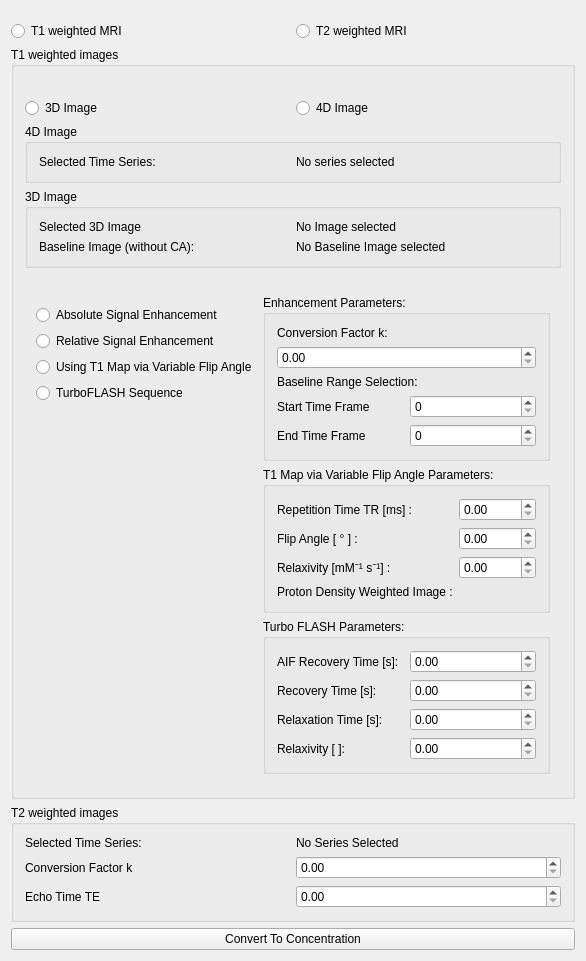
MITK/MITK, file Plugins/org.mitk.gui.qt.pharmacokinetics.concentration.mri/src/internal/ConcentrationCurveConverterViewControls.ui: the form before one commit.
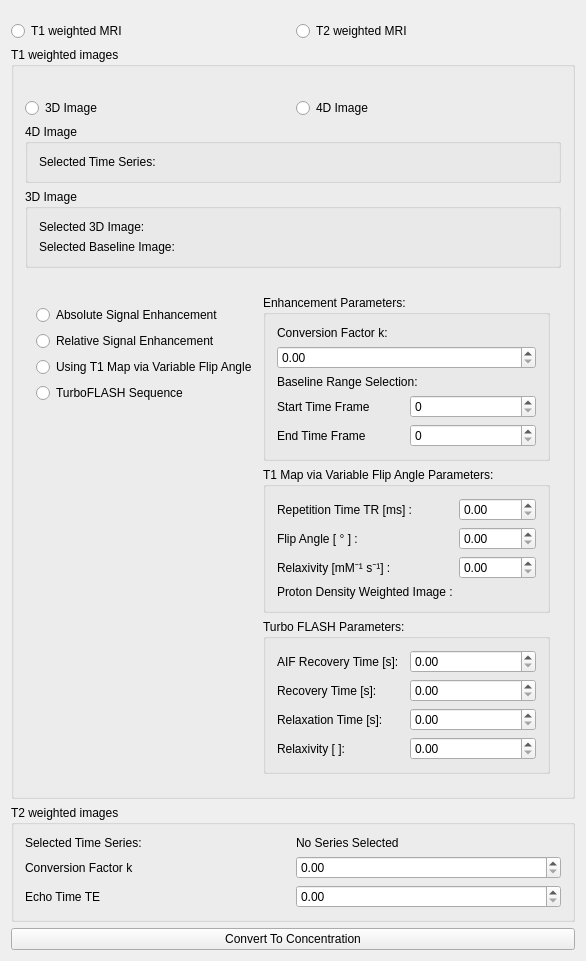
The form after the commit. Custom widgets are drawn as their Qt base class.

Commit message: New selection widget for time series, 3D image and baseline image selection.

The edit to the form file:
```diff
--- a/Plugins/org.mitk.gui.qt.pharmacokinetics.concentration.mri/src/internal/ConcentrationCurveConverterViewControls.ui
+++ b/Plugins/org.mitk.gui.qt.pharmacokinetics.concentration.mri/src/internal/ConcentrationCurveConverterViewControls.ui
@@ -83,18 +83,14 @@
           </property>
           <layout class="QHBoxLayout" name="horizontalLayout">
            <item>
-            <widget class="QLabel" name="label_6">
+            <widget class="QLabel" name="timeSeriesLabel">
              <property name="text">
               <string>Selected Time Series:</string>
              </property>
             </widget>
            </item>
            <item>
-            <widget class="QLabel" name="timeserieslabel">
-             <property name="text">
-              <string>No series selected</string>
-             </property>
-            </widget>
+            <widget class="QmitkSingleNodeSelectionWidget" name="timeSeriesNodeSelector" native="true"/>
            </item>
           </layout>
          </widget>
@@ -105,28 +101,20 @@
            <string>3D Image</string>
           </property>
           <layout class="QGridLayout" name="gridLayout">
-           <item row="0" column="0">
-            <widget class="QLabel" name="label_9">
-             <property name="text">
-              <string>Selected 3D Image</string>
-             </property>
-            </widget>
-           </item>
-           <item row="0" column="1">
-            <widget class="QLabel" name="ImageLabel">
-             <property name="text">
-              <string>No Image selected</string>
-             </property>
-            </widget>
-           </item>
-           <item row="1" column="0">
-            <widget class="QLabel" name="label_11">
-             <property name="text">
-              <string>Baseline Image (without CA):</string>
-             </property>
-            </widget>
+           <item row="2" column="1">
+            <widget class="QmitkSingleNodeSelectionWidget" name="baselineImageNodeSelector" native="true"/>
            </item>
            <item row="1" column="1">
+            <widget class="QmitkSingleNodeSelectionWidget" name="image3DNodeSelector" native="true"/>
+           </item>
+           <item row="1" column="0">
+            <widget class="QLabel" name="ImageLabel">
+             <property name="text">
+              <string>Selected 3D Image:</string>
+             </property>
+            </widget>
+           </item>
+           <item row="2" column="0">
             <widget class="QLabel" name="BaselineImageLabel">
              <property name="frameShape">
               <enum>QFrame::NoFrame</enum>
@@ -135,7 +123,7 @@
               <enum>QFrame::Plain</enum>
              </property>
              <property name="text">
-              <string>No Baseline Image selected</string>
+              <string>Selected Baseline Image:</string>
              </property>
             </widget>
            </item>
```
The commit also changes 2 other files.
